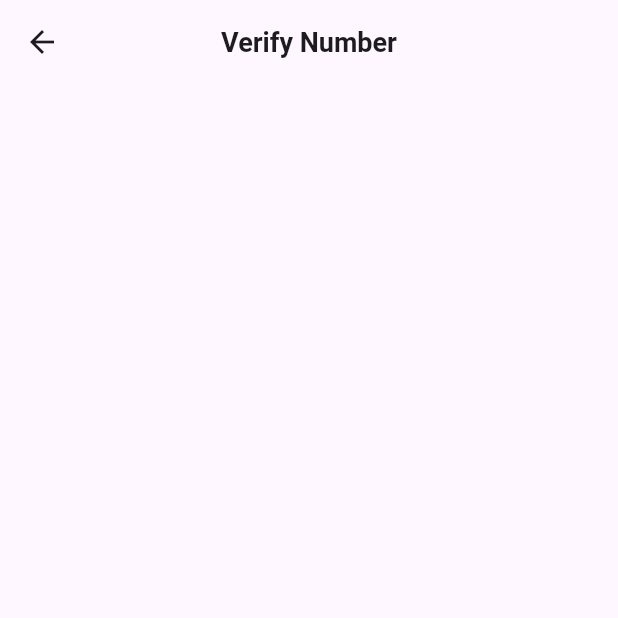
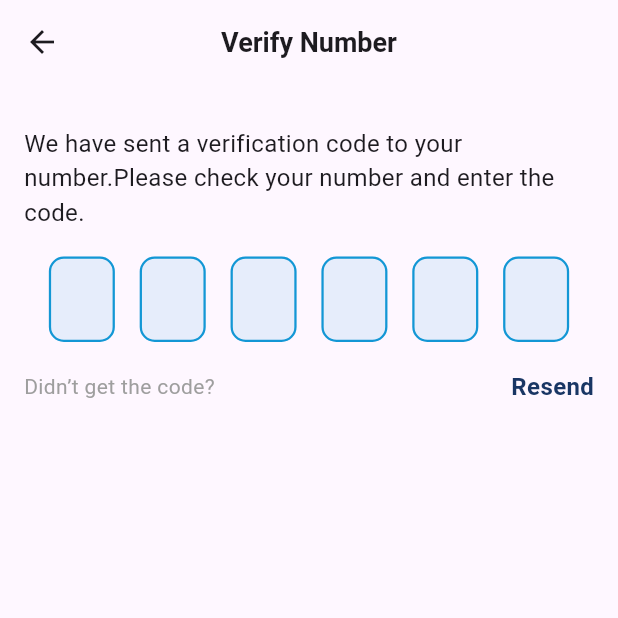
Before and after one commit to shahriasayad/bk_gas_shop_fontend_design, a Flutter app: the numVerifyingPage screen opened directly, on a phone screen of 412 x 824 dp, the top half of it. Run offline on Flutter 3.47's test engine with Material 3 defaults, Android fonts, the phone set to English and light mode, and no system bars.

Commit message:
otp verification input added

```diff
--- a/lib/signup_screens/verify_number.dart
+++ b/lib/signup_screens/verify_number.dart
@@ -1,8 +1,14 @@
+import 'package:bk_gas/custom_widgets/custom_textformfield_two.dart';
 import 'package:flutter/material.dart';
 
-class numVerifyingPage extends StatelessWidget {
+class numVerifyingPage extends StatefulWidget {
   const numVerifyingPage({super.key});
 
+  @override
+  State<numVerifyingPage> createState() => _numVerifyingPageState();
+}
+
+class _numVerifyingPageState extends State<numVerifyingPage> {
   @override
   Widget build(BuildContext context) {
     return Scaffold(
@@ -13,6 +19,55 @@ class numVerifyingPage extends StatelessWidget {
         ),
         centerTitle: true,
       ),
+      body: Material(
+        child: Padding(
+          padding: const EdgeInsets.all(16.0),
+          child: Column(
+            children: [
+              SizedBox(height: 12),
+              Text(
+                "We have sent a verification code to your number."
+                "Please check your number and enter the code.",
+                style: TextStyle(
+                  fontSize: 16,
+                  fontWeight: FontWeight.w400,
+                ),
+              ),
+              SizedBox(height: 18),
+              Row(
+                mainAxisAlignment: MainAxisAlignment.spaceEvenly,
+                children: [
+                  CustomTextFormFieldTwo(),
+                  CustomTextFormFieldTwo(),
+                  CustomTextFormFieldTwo(),
+                  CustomTextFormFieldTwo(),
+                  CustomTextFormFieldTwo(),
+                  CustomTextFormFieldTwo(),
+                ],
+              ),
+              SizedBox(height: 18),
+              Row(
+                mainAxisAlignment: MainAxisAlignment
+                    .spaceBetween, // Space between left and right text
+                children: [
+                  Text(
+                    "Didn’t get the code?",
+                    style: TextStyle(color: Colors.grey, fontSize: 14),
+                  ),
+                  Text(
+                    "Resend",
+                    style: TextStyle(
+                      fontSize: 16,
+                      color: Color(0xFF193664),
+                      fontWeight: FontWeight.bold,
+                    ),
+                  )
+                ],
+              )
+            ],
+          ),
+        ),
+      ),
     );
   }
 }
```
